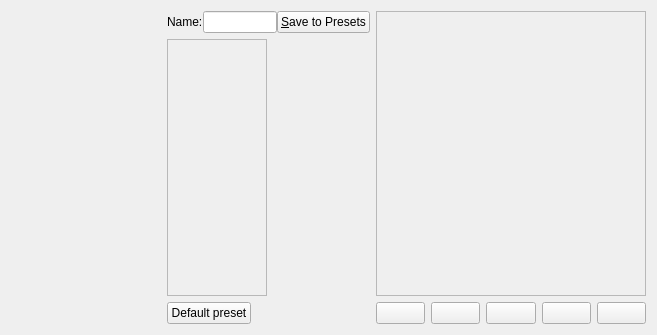
Before: the Qt Designer form krita/ui/forms/wdgpaintopsettings.ui in KDE/krita, drawn with Qt 5.
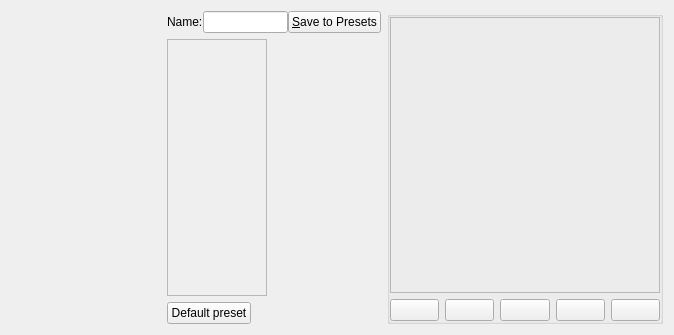
After: the same form once the commit is applied. Custom widgets are drawn as their Qt base class.

Commit message: add option to hide preset strip and/or scratchpad CCBUG:318024

Diff of the .ui file:
```diff
--- a/krita/ui/forms/wdgpaintopsettings.ui
+++ b/krita/ui/forms/wdgpaintopsettings.ui
@@ -6,78 +6,11 @@
    <rect>
     <x>0</x>
     <y>0</y>
-    <width>657</width>
+    <width>674</width>
     <height>335</height>
    </rect>
   </property>
-  <layout class="QGridLayout" name="gridLayout" columnstretch="0,0,0">
-   <item row="0" column="2" rowspan="2">
-    <widget class="QFrame" name="frame">
-     <property name="frameShape">
-      <enum>QFrame::StyledPanel</enum>
-     </property>
-     <property name="frameShadow">
-      <enum>QFrame::Raised</enum>
-     </property>
-     <layout class="QVBoxLayout" name="verticalLayout_2">
-      <item>
-       <widget class="KisScratchPad" name="scratchPad" native="true">
-        <property name="sizePolicy">
-         <sizepolicy hsizetype="Preferred" vsizetype="Preferred">
-          <horstretch>0</horstretch>
-          <verstretch>0</verstretch>
-         </sizepolicy>
-        </property>
-        <property name="minimumSize">
-         <size>
-          <width>250</width>
-          <height>0</height>
-         </size>
-        </property>
-       </widget>
-      </item>
-     </layout>
-    </widget>
-   </item>
-   <item row="2" column="2">
-    <layout class="QHBoxLayout" name="horizontalLayout_2" stretch="0,0,0,0,0">
-     <item>
-      <widget class="QPushButton" name="paintPresetIcon">
-       <property name="text">
-        <string/>
-       </property>
-      </widget>
-     </item>
-     <item>
-      <widget class="QPushButton" name="fillLayer">
-       <property name="text">
-        <string/>
-       </property>
-      </widget>
-     </item>
-     <item>
-      <widget class="QPushButton" name="fillGradient">
-       <property name="text">
-        <string/>
-       </property>
-      </widget>
-     </item>
-     <item>
-      <widget class="QPushButton" name="fillSolid">
-       <property name="text">
-        <string/>
-       </property>
-      </widget>
-     </item>
-     <item>
-      <widget class="QPushButton" name="eraseScratchPad">
-       <property name="text">
-        <string/>
-       </property>
-      </widget>
-     </item>
-    </layout>
-   </item>
+  <layout class="QGridLayout" name="gridLayout" columnstretch="0,0,0,0">
    <item row="0" column="0" rowspan="3">
     <widget class="KisPaintOpListWidget" name="paintopList" native="true">
      <property name="sizePolicy">
@@ -195,6 +128,91 @@
      </property>
     </widget>
    </item>
+   <item row="0" column="2" rowspan="3">
+    <widget class="QGroupBox" name="scratchpadControls">
+     <property name="title">
+      <string/>
+     </property>
+     <property name="flat">
+      <bool>true</bool>
+     </property>
+     <layout class="QVBoxLayout" name="verticalLayout" stretch="1,0">
+      <property name="spacing">
+       <number>-1</number>
+      </property>
+      <property name="margin">
+       <number>0</number>
+      </property>
+      <item>
+       <widget class="QFrame" name="frame">
+        <property name="frameShape">
+         <enum>QFrame::StyledPanel</enum>
+        </property>
+        <property name="frameShadow">
+         <enum>QFrame::Raised</enum>
+        </property>
+        <layout class="QVBoxLayout" name="verticalLayout_2">
+         <item>
+          <widget class="KisScratchPad" name="scratchPad" native="true">
+           <property name="sizePolicy">
+            <sizepolicy hsizetype="Preferred" vsizetype="Preferred">
+             <horstretch>0</horstretch>
+             <verstretch>0</verstretch>
+            </sizepolicy>
+           </property>
+           <property name="minimumSize">
+            <size>
+             <width>250</width>
+             <height>0</height>
+            </size>
+           </property>
+          </widget>
+         </item>
+        </layout>
+       </widget>
+      </item>
+      <item>
+       <layout class="QHBoxLayout" name="horizontalLayout_2" stretch="0,0,0,0,0">
+        <item>
+         <widget class="QPushButton" name="paintPresetIcon">
+          <property name="text">
+           <string/>
+          </property>
+         </widget>
+        </item>
+        <item>
+         <widget class="QPushButton" name="fillLayer">
+          <property name="text">
+           <string/>
+          </property>
+         </widget>
+        </item>
+        <item>
+         <widget class="QPushButton" name="fillGradient">
+          <property name="text">
+           <string/>
+          </property>
+         </widget>
+        </item>
+        <item>
+         <widget class="QPushButton" name="fillSolid">
+          <property name="text">
+           <string/>
+          </property>
+         </widget>
+        </item>
+        <item>
+         <widget class="QPushButton" name="eraseScratchPad">
+          <property name="text">
+           <string/>
+          </property>
+         </widget>
+        </item>
+       </layout>
+      </item>
+     </layout>
+    </widget>
+   </item>
   </layout>
  </widget>
  <customwidgets>
```
The commit also changes 4 other files.
